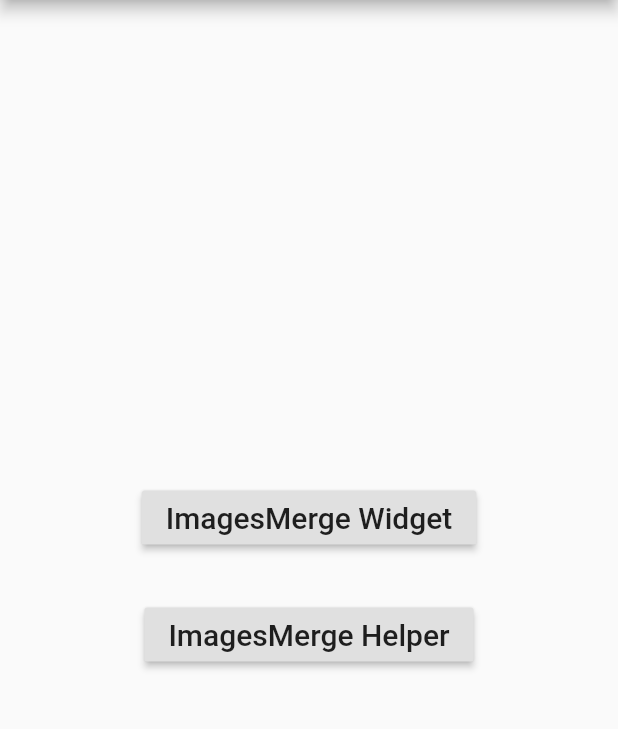
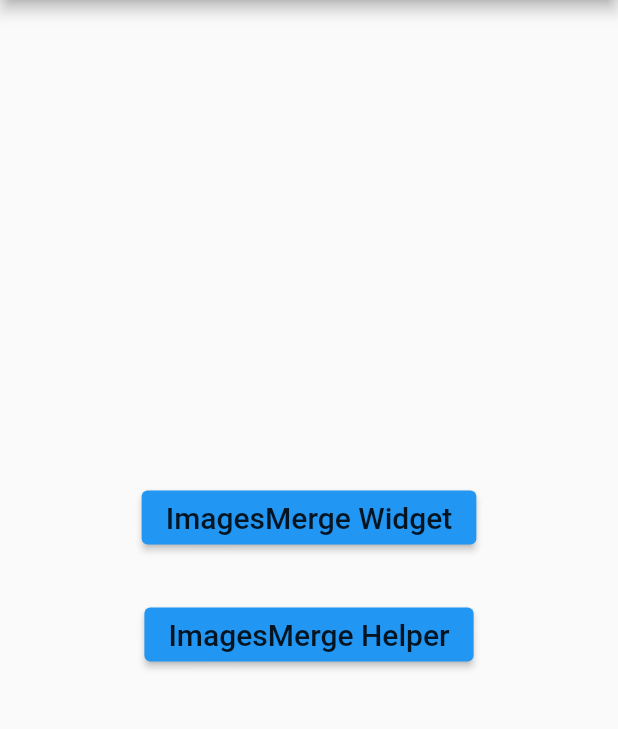
Before and after one commit to xiaozhizhong/merge_images, a Flutter app: the screen it shows after launch, on a phone screen of 412 x 824 dp, the part 84-813 px from its top. Run offline on Flutter 3.47's test engine with Material 2 defaults, Android fonts, the phone set to English and light mode, and no system bars.

Commit message:
2.0.0 release null safety

```diff
--- a/example/lib/image_preview_page.dart
+++ b/example/lib/image_preview_page.dart
@@ -10,7 +10,7 @@ import 'package:flutter/material.dart';
 class Preview extends StatelessWidget {
   Preview(this.image);
 
-  final Uint8List image;
+  final Uint8List? image;
 
   @override
   Widget build(BuildContext context) {
@@ -21,7 +21,7 @@ class Preview extends StatelessWidget {
       body: Container(
         alignment: Alignment.center,
         padding: EdgeInsets.symmetric(vertical: 50, horizontal: 30),
-        child: Image.memory(image),
+        child: Image.memory(image!),
       ),
     );
   }
--- a/example/lib/main.dart
+++ b/example/lib/main.dart
@@ -1,6 +1,7 @@
-import 'package:example/helper_page.dart';
-import 'package:example/widget_page.dart';
 import 'package:flutter/material.dart';
+
+import 'helper_page.dart';
+import 'widget_page.dart';
 
 void main() => runApp(MyApp());
 
@@ -18,9 +19,9 @@ class MyApp extends StatelessWidget {
 }
 
 class MyHomePage extends StatefulWidget {
-  MyHomePage({Key key, this.title}) : super(key: key);
+  MyHomePage({Key? key, this.title}) : super(key: key);
 
-  final String title;
+  final String? title;
 
   @override
   _MyHomePageState createState() => _MyHomePageState();
@@ -31,26 +32,26 @@ class _MyHomePageState extends State<MyHomePage> {
   Widget build(BuildContext context) {
     return Scaffold(
       appBar: AppBar(
-        title: Text(widget.title),
+        title: Text(widget.title!),
       ),
       body: Center(
         child: Column(
           mainAxisAlignment: MainAxisAlignment.center,
           children: <Widget>[
-            RaisedButton(
+            ElevatedButton(
                 onPressed: _toWidget,
                 child: Text(
                   "ImagesMerge Widget",
-                  style: Theme.of(context).textTheme.title,
+                  style: Theme.of(context).textTheme.headline6,
                 )),
             SizedBox(
               height: 30,
             ),
-            RaisedButton(
+            ElevatedButton(
                 onPressed: _toHelper,
                 child: Text(
                   "ImagesMerge Helper",
-                  style: Theme.of(context).textTheme.title,
+                  style: Theme.of(context).textTheme.headline6,
                 )),
           ],
         ),
--- a/example/pubspec.yaml
+++ b/example/pubspec.yaml
@@ -14,7 +14,7 @@ description: merge images example application.
 version: 1.0.2
 
 environment:
-  sdk: ">=2.1.0 <3.0.0"
+  sdk: '>=2.12.0 <3.0.0'
 
 dependencies:
   flutter:
--- a/lib/src/merge_painter.dart
+++ b/lib/src/merge_painter.dart
@@ -22,8 +22,8 @@ class _MergePainter extends CustomPainter {
     Paint paint = Paint();
     imageList.forEach((image) {
       //scale the image to same width/height
-      double imageHeight;
-      double imageWidth;
+      late double imageHeight;
+      late double imageWidth;
       double dxScale = dx;
       double dyScale = dy;
       if (direction == Axis.vertical) {
--- a/pubspec.yaml
+++ b/pubspec.yaml
@@ -1,15 +1,15 @@
 name: merge_images
 description: A package that can merge images into one, support vertical and horizontal direction.
-version: 1.0.3
+version: 2.0.0
 homepage: https://github.com/xiaozhizhong/merge_images
 
 environment:
-  sdk: ">=2.1.0 <3.0.0"
+  sdk: '>=2.12.0 <3.0.0'
 
 dependencies:
   flutter:
     sdk: flutter
-  path_provider: ^1.4.0
+  path_provider: ^2.0.1
 
 dev_dependencies:
   flutter_test:
```
Also changed, not shown: example/lib/helper_page.dart (+15 -14 lines), example/lib/widget_page.dart (+14 -15 lines), lib/src/images_merge.dart (+11 -8 lines), lib/src/images_merge_helper.dart (+13 -10 lines), 1 other file.
